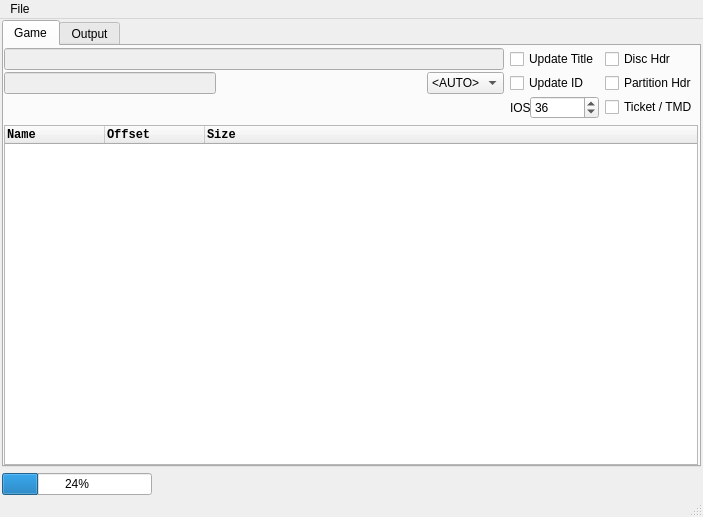
First picture: the form in gamewindow.ui, repository giantpune/qtwitgui, before the edit.
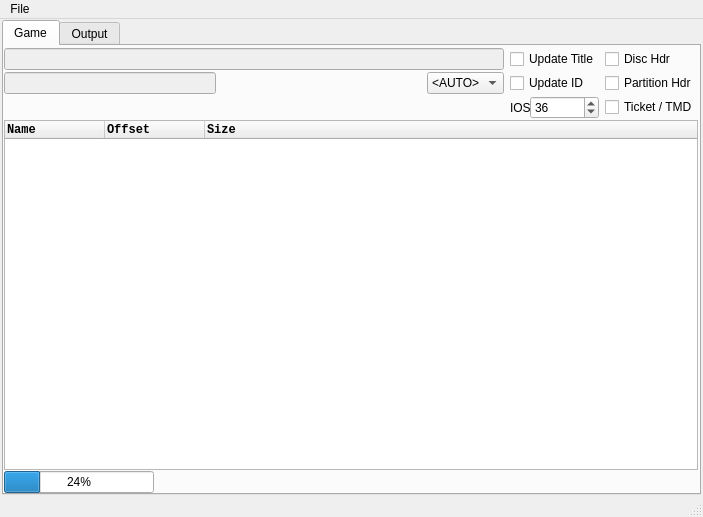
Second picture: the form after the edit.

Patch:
```diff
--- a/gamewindow.ui
+++ b/gamewindow.ui
@@ -27,6 +27,9 @@
     <property name="bottomMargin">
      <number>0</number>
     </property>
+    <property name="verticalSpacing">
+     <number>0</number>
+    </property>
     <item row="0" column="0">
      <widget class="QTabWidget" name="tabWidget">
       <property name="currentIndex">
@@ -49,6 +52,9 @@
         <property name="bottomMargin">
          <number>0</number>
         </property>
+        <property name="verticalSpacing">
+         <number>1</number>
+        </property>
         <item row="0" column="0">
          <layout class="QGridLayout" name="gridLayout_2">
           <property name="horizontalSpacing">
@@ -321,6 +327,19 @@
           </column>
          </widget>
         </item>
+        <item row="2" column="0">
+         <widget class="QProgressBar" name="progressBar">
+          <property name="maximumSize">
+           <size>
+            <width>150</width>
+            <height>16777215</height>
+           </size>
+          </property>
+          <property name="value">
+           <number>24</number>
+          </property>
+         </widget>
+        </item>
        </layout>
       </widget>
       <widget class="QWidget" name="tab_2">
@@ -347,36 +366,6 @@
       </widget>
      </widget>
     </item>
-    <item row="1" column="0">
-     <layout class="QHBoxLayout" name="horizontalLayout">
-      <item>
-       <widget class="QProgressBar" name="progressBar">
-        <property name="maximumSize">
-         <size>
-          <width>150</width>
-          <height>16777215</height>
-         </size>
-        </property>
-        <property name="value">
-         <number>24</number>
-        </property>
-       </widget>
-      </item>
-      <item>
-       <spacer name="horizontalSpacer">
-        <property name="orientation">
-         <enum>Qt::Horizontal</enum>
-        </property>
-        <property name="sizeHint" stdset="0">
-         <size>
-          <width>40</width>
-          <height>1</height>
-         </size>
-        </property>
-       </spacer>
-      </item>
-     </layout>
-    </item>
    </layout>
   </widget>
   <widget class="QMenuBar" name="menubar">
```
